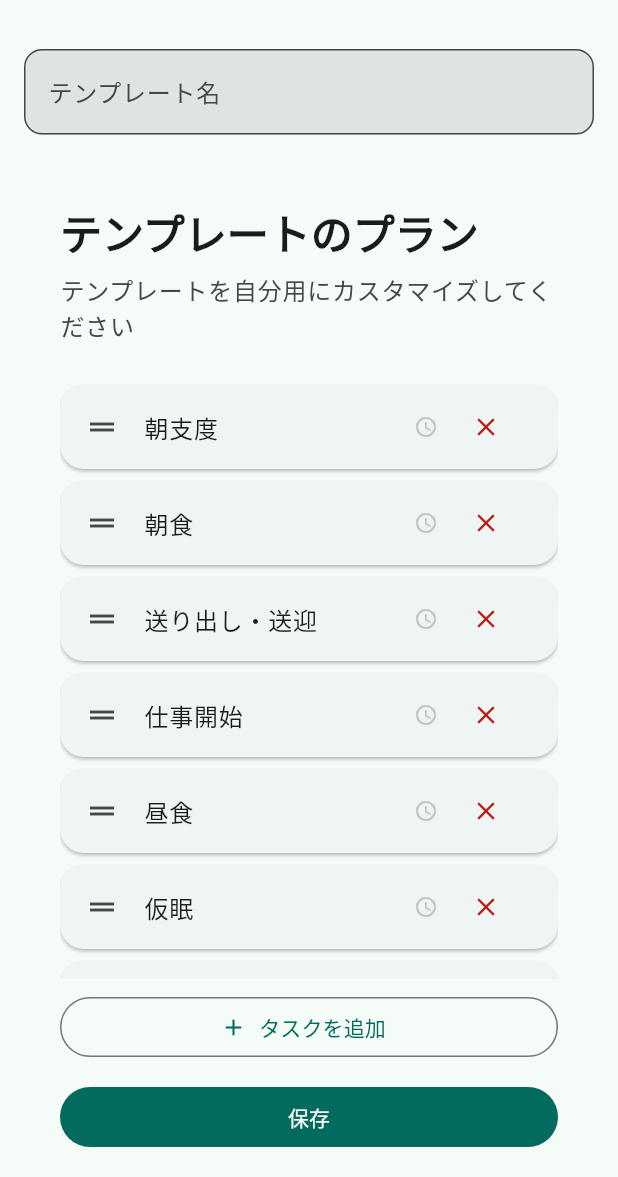
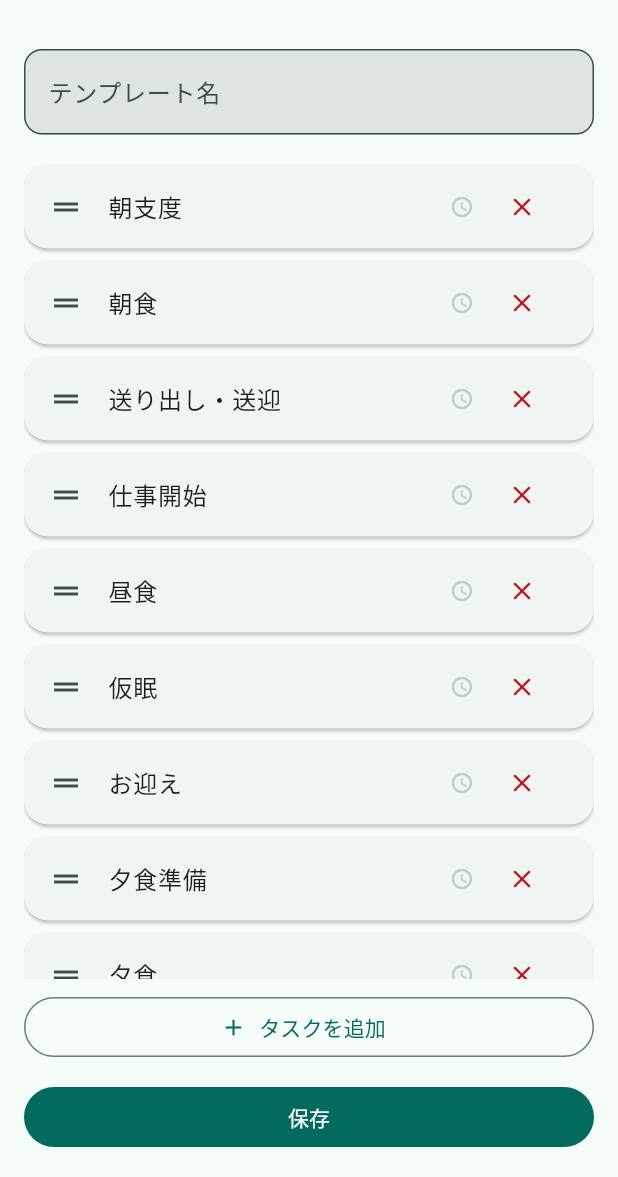
Before and after one commit to linnefromice/papatune-flutter, a Flutter app: the TemplateEditScreen screen opened directly, on a phone screen of 412 x 824 dp, the part 59-1236 px from its top. Run offline on Flutter 3.47's test engine with Material 3 defaults, Android fonts, the phone set to English and light mode, and no system bars; our stand-ins replace shared_preferences; accounts and stored records are empty.

Commit message:
Fix review issues: invalid dropdown value, double padding, day labels
- DayAssignmentScreen: validate template ID exists before setting
  DropdownButton value to prevent assertion error
- PlanTemplatePage: add showHeader option, skip header/padding when
  embedded in TemplateEditScreen
- TemplateListScreen: show assigned weekdays for each template
  (e.g. "月・火・水・木・金 / 12 タスク")

Co-Authored-By: Claude Opus 4.6 (1M context) <noreply@anthropic.com>

```diff
--- a/lib/screens/onboarding/pages/plan_template_page.dart
+++ b/lib/screens/onboarding/pages/plan_template_page.dart
@@ -10,6 +10,7 @@ class PlanTemplatePage extends StatefulWidget {
   final void Function(List<PlanTask> tasks) onConfirm;
   final String? skipButtonText;
   final VoidCallback? onSkip;
+  final bool showHeader;
 
   const PlanTemplatePage({
     super.key,
@@ -19,6 +20,7 @@ class PlanTemplatePage extends StatefulWidget {
     required this.onConfirm,
     this.skipButtonText,
     this.onSkip,
+    this.showHeader = true,
   });
 
   @override
@@ -197,12 +199,16 @@ class _PlanTemplatePageState extends State<PlanTemplatePage> {
   Widget build(BuildContext context) {
     final theme = Theme.of(context);
     return Padding(
-      padding: const EdgeInsets.symmetric(horizontal: 24),
+      padding: widget.showHeader
+          ? const EdgeInsets.symmetric(horizontal: 24)
+          : EdgeInsets.zero,
       child: Column(
         crossAxisAlignment: CrossAxisAlignment.start,
         children: [
+          if (widget.showHeader) ...[
             const SizedBox(height: 32),
-          Text('${widget.label}のプラン', style: theme.textTheme.headlineLarge),
+            Text('${widget.label}のプラン',
+                style: theme.textTheme.headlineLarge),
             const SizedBox(height: 8),
             Text(
               'テンプレートを自分用にカスタマイズしてください',
@@ -211,6 +217,7 @@ class _PlanTemplatePageState extends State<PlanTemplatePage> {
               ),
             ),
             const SizedBox(height: 24),
+          ],
           Expanded(
             child: ReorderableListView.builder(
               itemCount: _tasks.length,
--- a/lib/screens/settings/template_edit_screen.dart
+++ b/lib/screens/settings/template_edit_screen.dart
@@ -117,9 +117,8 @@ class _TemplateEditScreenState extends State<TemplateEditScreen> {
             Expanded(
               child: PlanTemplatePage(
                 key: ValueKey(widget.template?.id ?? 'new'),
-                label: _nameController.text.isEmpty
-                    ? 'テンプレート'
-                    : _nameController.text,
+                label: '',
+                showHeader: false,
                 defaultTasks: widget.template?.tasks ??
                     TaskTemplates.weekdayDefaults,
                 confirmButtonText: '保存',
```
Also changed, not shown: lib/screens/settings/day_assignment_screen.dart (+6 -1 lines), lib/screens/settings/template_list_screen.dart (+10 -1 lines). Lines whose indentation alone changed are shown as unchanged.
